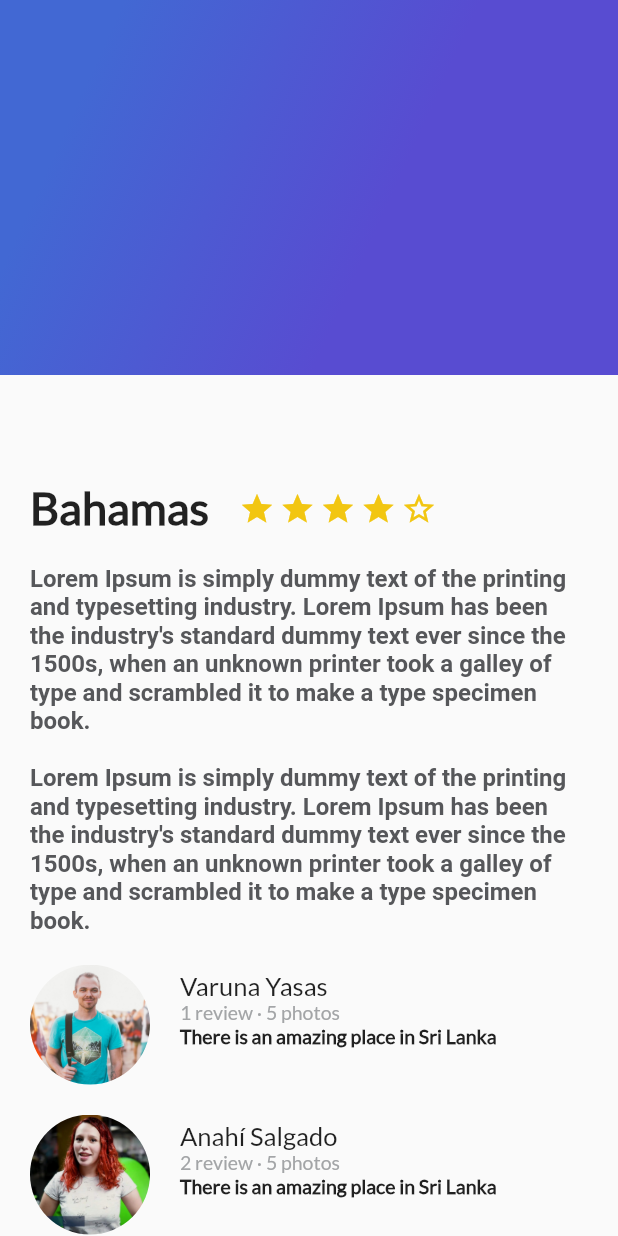
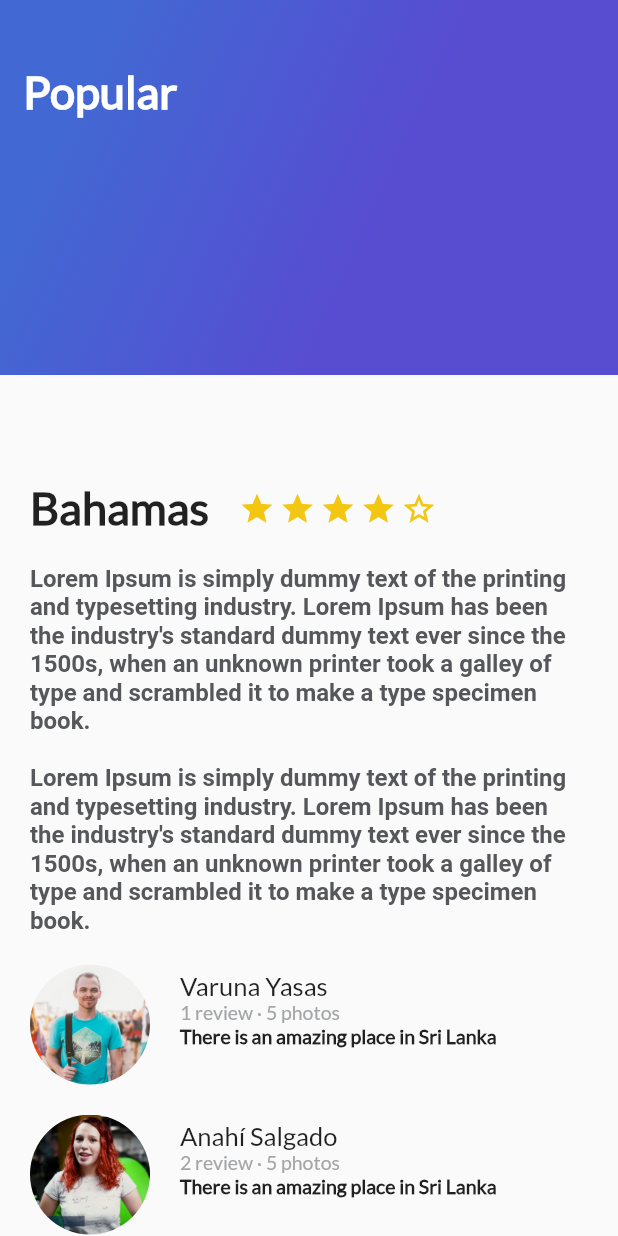
Before and after one commit to mpita/trips_app, a Flutter app: the screen it shows after launch, on a phone screen of 412 x 824 dp. Run offline on Flutter 3.47's test engine with Material 2 defaults, Android fonts, the phone set to English and light mode, and no system bars.

```diff
--- a/lib/gradient_back.dart
+++ b/lib/gradient_back.dart
@@ -2,6 +2,11 @@ import 'package:flutter/material.dart';
 
 
 class GradientBack extends StatelessWidget {
+
+  String title = "Popular";
+
+  GradientBack(this.title);
+
   @override
   Widget build(BuildContext context) {
     // TODO: implement build
@@ -19,6 +24,16 @@ class GradientBack extends StatelessWidget {
           tileMode: TileMode.clamp
         )
       ),
+      child: Text(
+        title,
+        style: TextStyle(
+          color: Colors.white,
+          fontSize: 30.0,
+          fontFamily: "Lato",
+          fontWeight: FontWeight.bold
+        ),
+      ),
+      alignment: Alignment(-0.9, -0.6),
     );
   }
 
--- a/lib/main.dart
+++ b/lib/main.dart
@@ -33,7 +33,7 @@ class MyApp extends StatelessWidget {
                 ReviewList()
               ],
             ),
-            GradientBack(),
+            GradientBack("Popular"),
 
           ],
         ),
--- a/pubspec.yaml
+++ b/pubspec.yaml
@@ -74,6 +74,12 @@ flutter:
     - assets/img/people.jpg
     - assets/img/ann.jpg
     - assets/img/girl.jpg
+    - assets/img/beach.jpeg
+    - assets/img/beach_palm.jpeg
+    - assets/img/mountain.jpeg
+    - assets/img/mountain_stars.jpeg
+    - assets/img/river.jpeg
+    - assets/img/sunset.jpeg
 
   fonts:
     - family: Lato
```
Also changed, not shown: lib/card_image.dart (added, +43 -0 lines), assets/img/beach.jpeg (added), assets/img/beach_palm.jpeg (added), assets/img/mountain.jpeg (added), assets/img/mountain_stars.jpeg (added), assets/img/river.jpeg (added), assets/img/sunset.jpeg (added).
